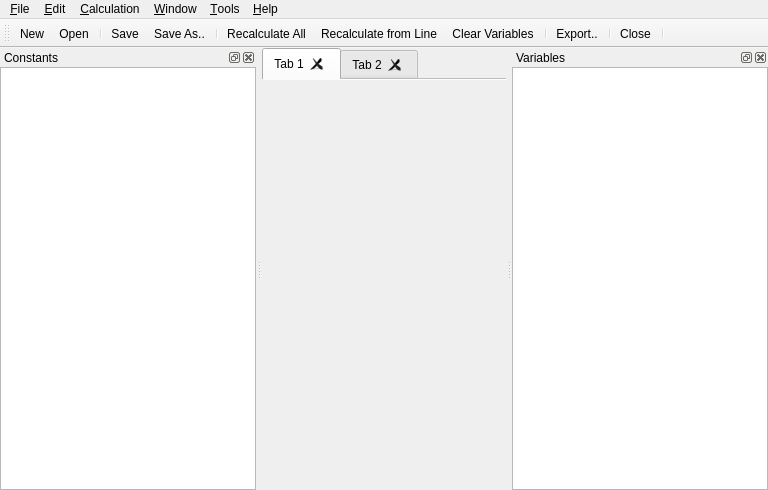
Qt form mainwindow.ui (Rob0xFF/PhyxCalc) before a commit.
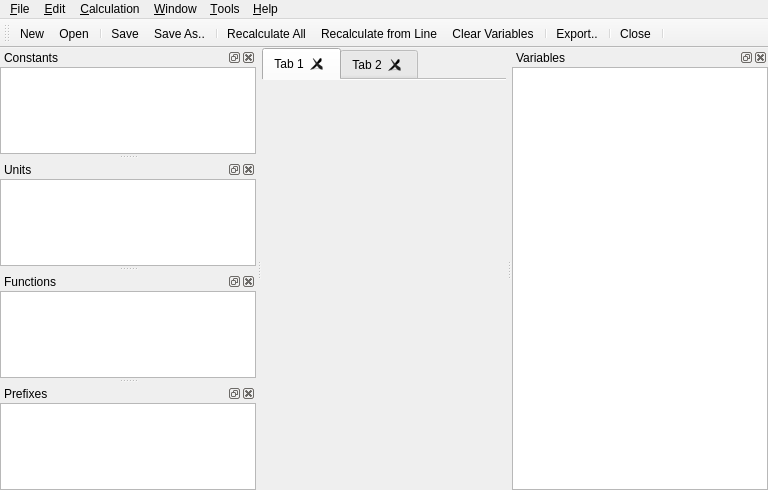
The same form after that commit. Icons and pictures are not drawn. Custom widgets are drawn as their Qt base class.

Patch:
```diff
--- a/mainwindow.ui
+++ b/mainwindow.ui
@@ -239,18 +239,60 @@
     </layout>
    </widget>
   </widget>
-  <action name="actionNew_Tab">
-   <property name="icon">
-    <iconset>
-     <normaloff>:/icons/images/tab-new.png</normaloff>:/icons/images/tab-new.png</iconset>
+  <widget class="QDockWidget" name="unitsDock">
+   <property name="windowTitle">
+    <string>Units</string>
    </property>
-   <property name="text">
-    <string>New &amp;Tab</string>
+   <attribute name="dockWidgetArea">
+    <number>1</number>
+   </attribute>
+   <widget class="QWidget" name="dockWidgetContents_3">
+    <layout class="QVBoxLayout" name="verticalLayout">
+     <property name="margin">
+      <number>0</number>
+     </property>
+     <item>
+      <widget class="QTableWidget" name="unitsTable"/>
+     </item>
+    </layout>
+   </widget>
+  </widget>
+  <widget class="QDockWidget" name="functionsDock">
+   <property name="windowTitle">
+    <string>Functions</string>
    </property>
-   <property name="shortcut">
-    <string>Ctrl+T</string>
+   <attribute name="dockWidgetArea">
+    <number>1</number>
+   </attribute>
+   <widget class="QWidget" name="dockWidgetContents_4">
+    <layout class="QVBoxLayout" name="verticalLayout_3">
+     <property name="margin">
+      <number>0</number>
+     </property>
+     <item>
+      <widget class="QListWidget" name="functionsList"/>
+     </item>
+    </layout>
+   </widget>
+  </widget>
+  <widget class="QDockWidget" name="prefixesDock">
+   <property name="windowTitle">
+    <string>Prefixes</string>
    </property>
-  </action>
+   <attribute name="dockWidgetArea">
+    <number>1</number>
+   </attribute>
+   <widget class="QWidget" name="dockWidgetContents_5">
+    <layout class="QVBoxLayout" name="verticalLayout_4">
+     <property name="margin">
+      <number>0</number>
+     </property>
+     <item>
+      <widget class="QTableWidget" name="prefixesTable"/>
+     </item>
+    </layout>
+   </widget>
+  </widget>
   <action name="actionNew">
    <property name="icon">
     <iconset>
```
Left out of the diff: 35 changed lines with no effect on the pictures.
